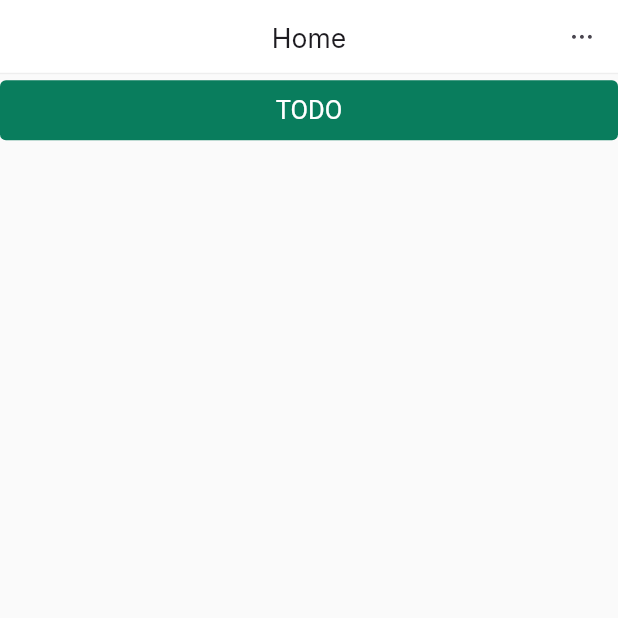
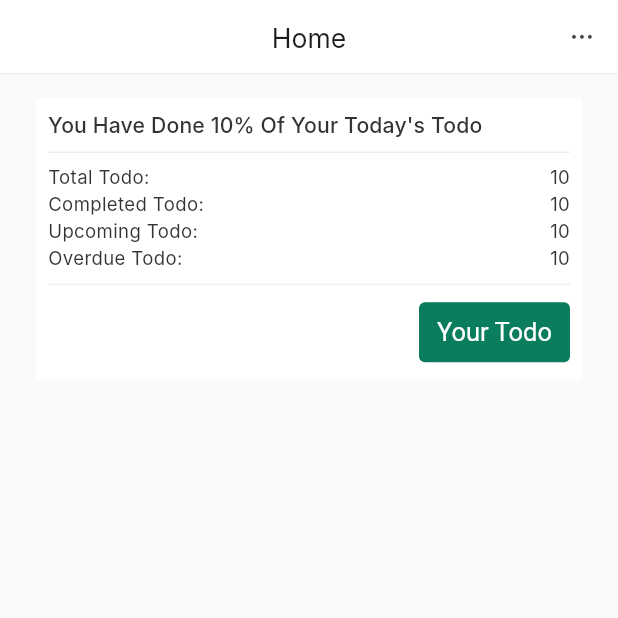
Before and after one commit to ishafiul/flutter_with_graphql, a Flutter app: the HomeScreen screen opened by its route, on a phone screen of 412 x 824 dp, the top half of it. Run offline on Flutter 3.47's test engine with Material 3 defaults, Android fonts, the phone set to English and light mode, and no system bars; our stand-ins replace badges, bloc, device_info_plus, dio, easy_date_timeline, firebase_auth and 21 more; missing offline and left inert: fresh_graphql; accounts and stored records are empty; generated files the repository leaves out were written again; Roboto replaces fonts that are missing (Arial, Inter).

```diff
--- a/task_craft/lib/core/utils/gql_client.dart
+++ b/task_craft/lib/core/utils/gql_client.dart
@@ -2,6 +2,7 @@ import 'dart:async';
 
 import 'package:fresh_graphql/fresh_graphql.dart';
 import 'package:graphql/client.dart';
+import 'package:task_craft/app/app_router.dart';
 import 'package:task_craft/bootstrap.dart';
 import 'package:task_craft/core/config/env/env.dart';
 import 'package:task_craft/core/config/get_it.dart';
@@ -74,7 +75,7 @@ class MyGraphQLClient {
     final freshLink = FreshLink.oAuth2(
       tokenHeader: (token) {
         return {
-          'Authorization': '${token?.accessToken}',
+          'Authorization': 'bearer ${token?.accessToken}',
         };
       },
       tokenStorage: InMemoryTokenStorage(),
@@ -88,6 +89,8 @@ class MyGraphQLClient {
           ),
         );
         if (response == null) {
+          await getIt<AppStateService>().clearAll();
+          router.go('/auth/login');
           throw RevokeTokenException();
         }
         return OAuth2Token(accessToken: response.accessToken);
--- /dev/null
+++ b/task_craft/lib/module/auth/domain/cubit/google_auth/google_auth_state.dart
@@ -0,0 +1,6 @@
+part of 'google_auth_cubit.dart';
+
+@immutable
+sealed class GoogleAuthState {}
+
+final class GoogleAuthInitial extends GoogleAuthState {}
--- a/task_craft/lib/module/home/presentation/home_screen.dart
+++ b/task_craft/lib/module/home/presentation/home_screen.dart
@@ -1,8 +1,6 @@
 import 'package:flutter/material.dart';
-import 'package:task_craft/app/app_router.dart';
 import 'package:task_craft/core/config/custom_icons_icons.dart';
-import 'package:task_craft/core/widgets/button/button.dart';
-import 'package:task_craft/core/widgets/button/enums.dart';
+import 'package:task_craft/module/home/presentation/widgets/toda_todo_update.dart';
 
 class HomeScreen extends StatelessWidget {
   const HomeScreen({super.key});
@@ -21,13 +19,10 @@ class HomeScreen extends StatelessWidget {
       ),
       body: ListView(
         children: [
-          Button.primary(
-            fill: ButtonFill.solid,
-            child: Text("TODO"),
-            onPressed: () {
-              router.go('/todo');
-            },
-          )
+          const Padding(
+            padding: EdgeInsets.symmetric(horizontal: 24, vertical: 16),
+            child: TodayTodoUpdate(),
+          ),
         ],
       ),
     );
--- /dev/null
+++ b/task_craft/lib/module/home/presentation/widgets/toda_todo_update.dart
@@ -0,0 +1,95 @@
+import 'package:flutter/cupertino.dart';
+import 'package:flutter/material.dart';
+import 'package:task_craft/app/app_router.dart';
+import 'package:task_craft/core/utils/extention.dart';
+import 'package:task_craft/core/widgets/button/button.dart';
+import 'package:task_craft/core/widgets/button/enums.dart';
+import 'package:task_craft/core/widgets/devider/divider.dart';
+
+class TodayTodoUpdate extends StatelessWidget {
+  const TodayTodoUpdate({super.key});
+
+  @override
+  Widget build(BuildContext context) {
+    return Container(
+      padding: EdgeInsets.all(8),
+      decoration: BoxDecoration(color: Colors.white),
+      child: Column(
+        crossAxisAlignment: CrossAxisAlignment.start,
+        children: [
+          Column(
+            crossAxisAlignment: CrossAxisAlignment.start,
+            children: [
+              Text(
+                "You Have Done 10% Of Your Today's Todo",
+                style: context.textTheme.titleSmall,
+              ),
+              CDivider.base(axis: Axis.horizontal),
+              const Row(
+                mainAxisAlignment: MainAxisAlignment.spaceBetween,
+                children: [
+                  Text(
+                    "Total Todo: ",
+                  ),
+                  Text(
+                    "10",
+                  ),
+                ],
+              ),
+              const Row(
+                mainAxisAlignment: MainAxisAlignment.spaceBetween,
+                children: [
+                  Text(
+                    "Completed Todo: ",
+                  ),
+                  Text(
+                    "10",
+                  ),
+                ],
+              ),
+              Row(
+                mainAxisAlignment: MainAxisAlignment.spaceBetween,
+                children: [
+                  Text(
+                    "Upcoming Todo: ",
+                  ),
+                  Text(
+                    "10",
+                  ),
+                ],
+              ),
+              Row(
+                mainAxisAlignment: MainAxisAlignment.spaceBetween,
+                children: [
+                  Text(
+                    "Overdue Todo: ",
+                  ),
+                  Text(
+                    "10",
+                  ),
+                ],
+              ),
+            ],
+          ),
+          CDivider.base(axis: Axis.horizontal),
+          SizedBox(
+            width: MediaQuery.sizeOf(context).width,
+            child: Row(
+              mainAxisAlignment: MainAxisAlignment.end,
+              mainAxisSize: MainAxisSize.min,
+              children: [
+                Button.primary(
+                  fill: ButtonFill.solid,
+                  child: Text("Your Todo"),
+                  onPressed: () {
+                    router.go('/todo');
+                  },
+                ),
+              ],
+            ),
+          ),
+        ],
+      ),
+    );
+  }
+}
--- a/task_craft/pubspec.yaml
+++ b/task_craft/pubspec.yaml
@@ -45,6 +45,10 @@ dependencies:
   scroll_to_index: ^3.0.1
   timelines: ^0.1.0
   sliding_up_panel: ^2.0.0+1
+  firebase_core: ^2.28.0
+  firebase_auth: ^4.19.0
+  google_sign_in: ^6.2.1
+  firebase_messaging: ^14.8.0
 
 
 
```
Also changed, not shown: task_craft/lib/bootstrap.dart (+6 -2 lines), task_craft/lib/core/service/remote/auth.dart (deleted, +0 -12 lines), task_craft/lib/module/auth/data/services/remote/oauth_service.dart (added, +28 -0 lines), task_craft/lib/module/auth/domain/cubit/google_auth/google_auth_cubit.dart (added, +8 -0 lines), task_craft/lib/module/auth/presentation/screens/login_screen.dart (+4 -4 lines), task_craft/lib/module/auth/presentation/widgets/social_buttons.dart (+5 -2 lines), task_craft/lib/firebase_options.dart (added), 11 other files.
